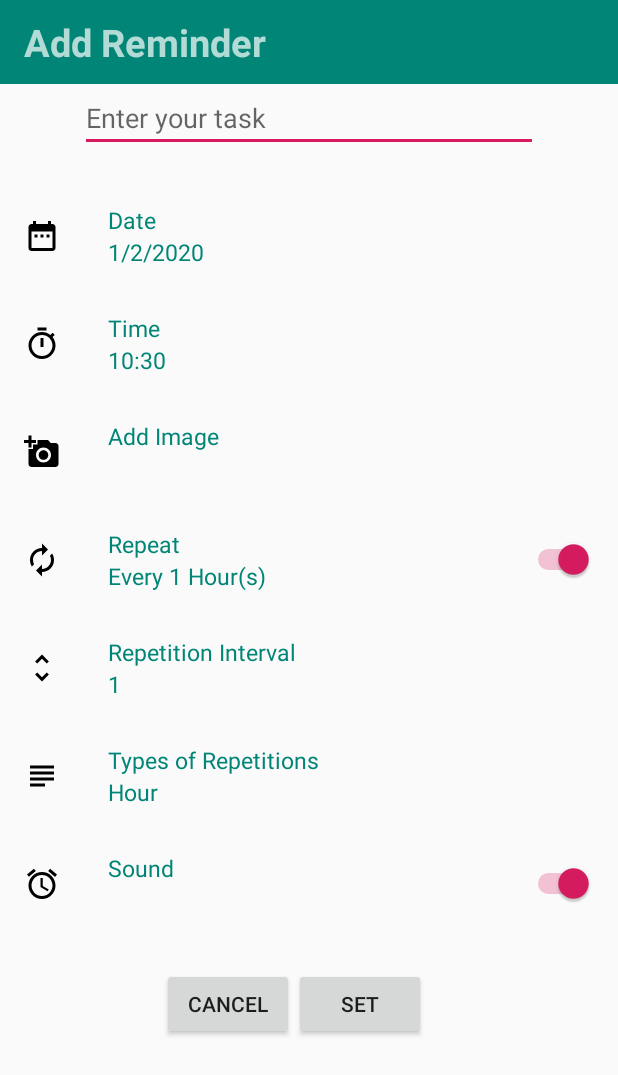
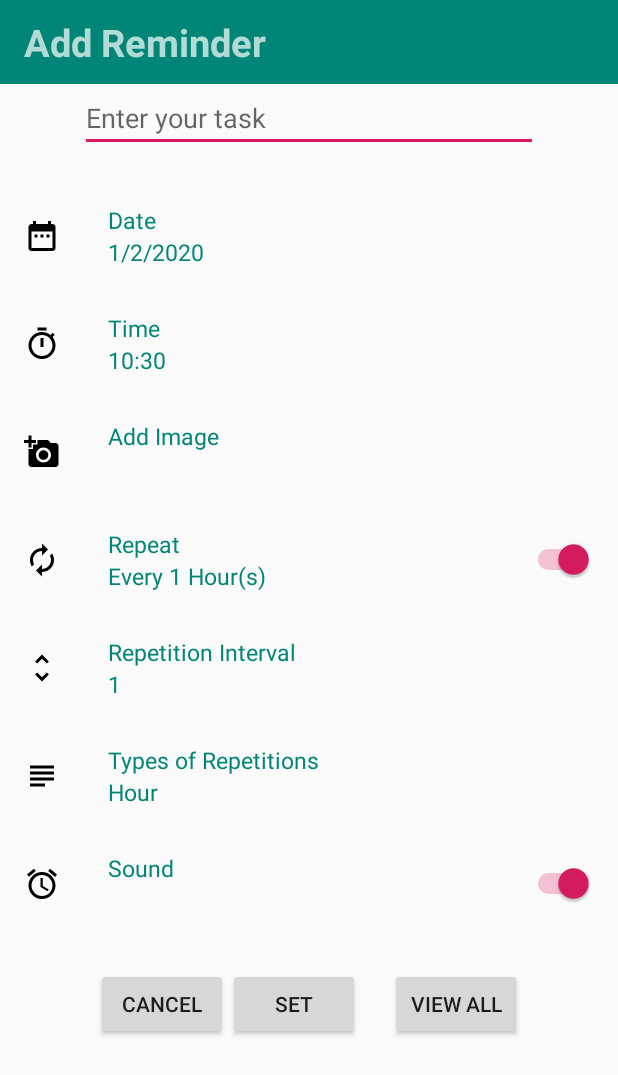
Before and after one commit to hakambing/RemindMeNew, an Android app: the screen it shows after launch (NewReminder), after a tap on an icon or button, on a phone screen of 412 x 824 dp. Shown: the top 1075 px of the screen. Run offline under Robolectric (Android 15) with nearby library versions, the phone set to English and light mode, and no system bars.

Commit message:
ERROR WHEN WANT VIEW TABLE SIAL

```diff
--- a/app/src/main/java/com/example/remindme/MainActivity.java
+++ b/app/src/main/java/com/example/remindme/MainActivity.java
@@ -7,10 +7,13 @@ import androidx.loader.app.LoaderManager;
 import androidx.loader.content.Loader;
 
 import android.app.ProgressDialog;
+import android.content.ContentUris;
 import android.content.Intent;
 import android.database.Cursor;
+import android.net.Uri;
 import android.os.Bundle;
 import android.view.View;
+import android.widget.AdapterView;
 import android.widget.ArrayAdapter;
 import android.widget.ListAdapter;
 import android.widget.ListView;
@@ -27,6 +30,7 @@ public class MainActivity extends AppCompatActivity implements LoaderManager.Loa
     DatabaseHelper myDb;
     ListView reminderListView;
     ProgressDialog prgDialog;
+    RemindCursorAdapter mCursorAdapter;
 
     private static final int VEHICLE_LOADER = 0;
 
@@ -34,28 +38,19 @@ public class MainActivity extends AppCompatActivity implements LoaderManager.Loa
     protected void onCreate(Bundle savedInstanceState) {
         super.onCreate(savedInstanceState);
         setContentView(R.layout.activity_main);
+        myDb = new DatabaseHelper(this);
 
         //ListView
-        ListView listView = (ListView) findViewById(R.id.reminderList);
-        myDb = new DatabaseHelper(this);
+        reminderListView = (ListView) findViewById(R.id.reminderList);
 
-        ArrayList<String> reminderList = new ArrayList<>();
-        Cursor data = myDb.getAllData();
 
-        if(data.getCount() == 0){
-            Toast.makeText(MainActivity.this,"No Reminders",Toast.LENGTH_LONG).show();
-        }else{
-            while(data.moveToNext()){
-                reminderList.add(data.getString(1));
-                reminderList.add(data.getString(2));
-                reminderList.add(data.getString(3));
-                reminderList.add(data.getString(5));
-                reminderList.add(data.getString(6));
-                reminderList.add(data.getString(7));
-                /*ListAdapter listAdapter = new ArrayAdapter<>(this.an)*/
 
-            }
-        }
+        mCursorAdapter = new RemindCursorAdapter(this,null);
+        reminderListView.setAdapter(mCursorAdapter);
+
+
+
+
         //Floating action button
         FloatingActionButton fab1 = findViewById(R.id.addReminderFab);
 
@@ -87,7 +82,7 @@ public class MainActivity extends AppCompatActivity implements LoaderManager.Loa
 
     @NonNull
     @Override
-    public Loader<Cursor> onCreateLoader(int id, @Nullable Bundle args) {
+    public Loader<Cursor> onCreateLoader(int i, Bundle bundle) {
         return null;
     }
 
--- a/app/src/main/java/com/example/remindme/data/DatabaseHelper.java
+++ b/app/src/main/java/com/example/remindme/data/DatabaseHelper.java
@@ -9,16 +9,17 @@ import android.database.sqlite.SQLiteOpenHelper;
 import androidx.annotation.Nullable;
 
 public class DatabaseHelper extends SQLiteOpenHelper {
-    public static final String DATABASE_NAME = "remindme.db";
-    public static final String TABLE_NAME = "reminders_table";
+    public static final String DATABASE_NAME = "remindmesalakau.db";
+    public static final String TABLE_NAME = "salakau";
     public static final String COL_1 = "_ID";
     public static final String COL_2 = "TITLE";
     public static final String COL_3 = "DATE";
     public static final String COL_4 = "TIME";
     public static final String COL_5 = "IMAGE";
-    public static final String COL_6 = "REPEAT_NO";
-    public static final String COL_7 = "REPEAT_TYPE";
-    public static final String COL_8 = "SOUND";
+    public static final String COL_6 = "REPEAT";
+    public static final String COL_7 = "REPEAT_NO";
+    public static final String COL_8 = "REPEAT_TYPE";
+    public static final String COL_9 = "SOUND";
 
     public DatabaseHelper(Context context) {
         super(context, DATABASE_NAME, null, 1);
@@ -27,7 +28,8 @@ public class DatabaseHelper extends SQLiteOpenHelper {
 
     @Override
     public void onCreate(SQLiteDatabase db) {
-        db.execSQL("create table " + TABLE_NAME +" (_ID INTEGER PRIMARY KEY AUTOINCREMENT,TITLE TEXT, DATE TEXT, TIME TEXT, REPEAT_NO TEXT, REPEAT_TYPE TEXT, SOUND TEXT )");
+
+        db.execSQL("create table " + TABLE_NAME +" (_ID INTEGER PRIMARY KEY AUTOINCREMENT,TITLE TEXT, DATE TEXT, TIME TEXT,REPEAT TEXT, REPEAT_NO TEXT, REPEAT_TYPE TEXT, SOUND TEXT )");
     }
 
     @Override
@@ -37,15 +39,16 @@ public class DatabaseHelper extends SQLiteOpenHelper {
 
     }
 
-    public boolean insertData(String title, String date, String time, String repeat_no, String repeat_type, String sound){
+   public boolean insertData(String title, String date, String time,String repeat, String repeat_no, String repeat_type, String sound){
         SQLiteDatabase db = this.getWritableDatabase();
         ContentValues contentValues = new ContentValues();
         contentValues.put(COL_2,title);
         contentValues.put(COL_3,date);
         contentValues.put(COL_4,time);
-        contentValues.put(COL_6,repeat_no);
-        contentValues.put(COL_7,repeat_type);
-        contentValues.put(COL_8,sound);
+        contentValues.put(COL_6,repeat);
+        contentValues.put(COL_7,repeat_no);
+        contentValues.put(COL_8,repeat_type);
+        contentValues.put(COL_9,sound);
         long result = db.insert(TABLE_NAME,null, contentValues);
         if (result == -1){
             return false;
--- /dev/null
+++ b/app/src/main/res/drawable/ic_notifications_off_black_24dp.xml
@@ -0,0 +1,9 @@
+<vector xmlns:android="http://schemas.android.com/apk/res/android"
+        android:width="24dp"
+        android:height="24dp"
+        android:viewportWidth="24.0"
+        android:viewportHeight="24.0">
+    <path
+        android:fillColor="#FF000000"
+        android:pathData="M20,18.69L7.84,6.14 5.27,3.49 4,4.76l2.8,2.8v0.01c-0.52,0.99 -0.8,2.16 -0.8,3.42v5l-2,2v1h13.73l2,2L21,19.72l-1,-1.03zM12,22c1.11,0 2,-0.89 2,-2h-4c0,1.11 0.89,2 2,2zM18,14.68L18,11c0,-3.08 -1.64,-5.64 -4.5,-6.32L13.5,4c0,-0.83 -0.67,-1.5 -1.5,-1.5s-1.5,0.67 -1.5,1.5v0.68c-0.15,0.03 -0.29,0.08 -0.42,0.12 -0.1,0.03 -0.2,0.07 -0.3,0.11h-0.01c-0.01,0 -0.01,0 -0.02,0.01 -0.23,0.09 -0.46,0.2 -0.68,0.31 0,0 -0.01,0 -0.01,0.01L18,14.68z"/>
+</vector>
--- a/app/src/main/res/layout/alarm_items.xml
+++ b/app/src/main/res/layout/alarm_items.xml
@@ -6,12 +6,12 @@
     android:background="?android:attr/selectableItemBackground"
     android:layout_height="86dp">
 
-    <ImageView android:layout_width="40dp"
+    <!--<ImageView android:layout_width="40dp"
         android:layout_height="40dp"
         android:layout_marginLeft="16dp"
         android:layout_marginRight="16dp"
         android:layout_centerVertical="true"
-        android:id="@+id/thumbnail_image"/>
+        android:id="@+id/thumbnail_image"/>-->
 
     <LinearLayout
         android:layout_width="match_parent"
@@ -20,7 +20,7 @@
         android:layout_marginTop="4dp"
         android:padding="4dp"
         android:layout_marginBottom="4dp"
-        android:layout_toRightOf="@id/thumbnail_image"
+
         android:layout_toLeftOf="@+id/active_image"
         android:orientation="vertical">
 
--- a/app/src/main/res/layout/new_reminder.xml
+++ b/app/src/main/res/layout/new_reminder.xml
@@ -614,6 +614,13 @@
                     android:layout_height="wrap_content"
                     android:layout_marginRight="20dp"
                     android:text="set" />
+                <Button
+                    android:layout_width="wrap_content"
+                    android:layout_height="wrap_content"
+                    android:id="@+id/viewReminderBtn"
+                    android:text="view all">
+
+                </Button>
 
 
             </LinearLayout>
```
Also changed, not shown: app/src/main/java/com/example/remindme/NewReminder.java (+48 -3 lines), app/src/main/java/com/example/remindme/RemindCursorAdapter.java (added, +88 -0 lines), app/src/main/res/layout/activity_main.xml (+4 -26 lines).
